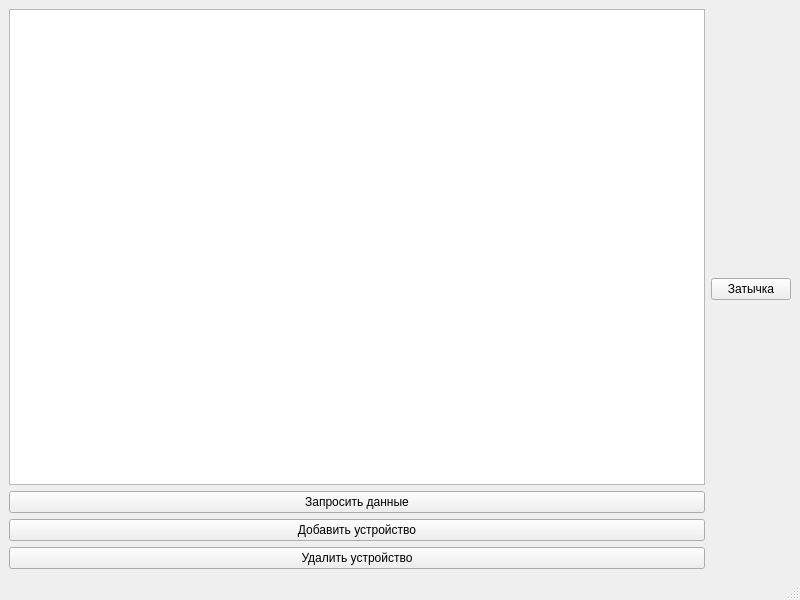
The window that MonitoringUI/mainwindow.ui (Demmarch/MonitoringTask) describes before a commit, drawn with Qt 5.
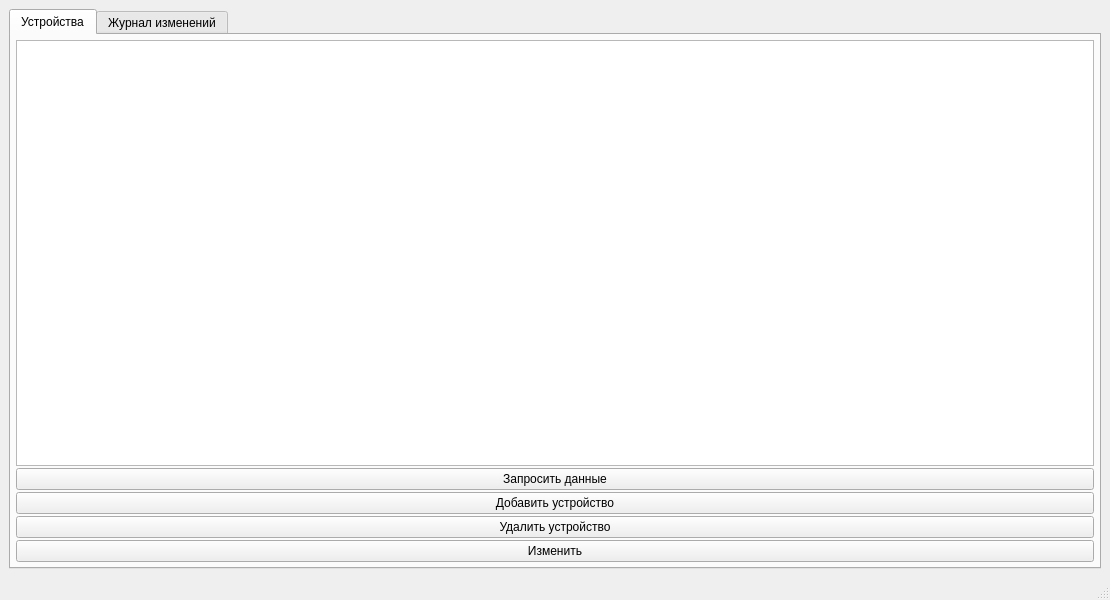
The same window after the commit.

```diff
--- a/MonitoringUI/mainwindow.ui
+++ b/MonitoringUI/mainwindow.ui
@@ -6,7 +6,7 @@
    <rect>
     <x>0</x>
     <y>0</y>
-    <width>800</width>
+    <width>1110</width>
     <height>600</height>
    </rect>
   </property>
@@ -14,13 +14,43 @@
    <string>Мониторинг</string>
   </property>
   <widget class="QWidget" name="centralwidget">
-   <layout class="QHBoxLayout" name="horizontalLayout_2">
-    <item>
-     <layout class="QHBoxLayout" name="horizontalLayout">
-      <item>
        <layout class="QVBoxLayout" name="verticalLayout">
         <item>
-         <widget class="QTableView" name="tblvwDevices"/>
+     <widget class="QTabWidget" name="tabWidget">
+      <property name="currentIndex">
+       <number>0</number>
+      </property>
+      <widget class="QWidget" name="tabDevice">
+       <attribute name="title">
+        <string>Устройства</string>
+       </attribute>
+       <layout class="QVBoxLayout" name="verticalLayout_4">
+        <property name="leftMargin">
+         <number>5</number>
+        </property>
+        <property name="topMargin">
+         <number>5</number>
+        </property>
+        <property name="rightMargin">
+         <number>5</number>
+        </property>
+        <property name="bottomMargin">
+         <number>5</number>
+        </property>
+        <item>
+         <layout class="QVBoxLayout" name="verticalLayout_3">
+          <property name="spacing">
+           <number>2</number>
+          </property>
+          <item>
+           <widget class="QTableView" name="tblvwDevices">
+            <property name="sizePolicy">
+             <sizepolicy hsizetype="Expanding" vsizetype="Preferred">
+              <horstretch>0</horstretch>
+              <verstretch>0</verstretch>
+             </sizepolicy>
+            </property>
+           </widget>
         </item>
         <item>
          <widget class="QPushButton" name="btnRequestDevices">
@@ -43,20 +73,35 @@
           </property>
          </widget>
         </item>
-       </layout>
-      </item>
       <item>
-       <layout class="QVBoxLayout" name="verticalLayout_2">
-        <item>
-         <widget class="QPushButton" name="btn">
+           <widget class="QPushButton" name="btnChangeDevice">
           <property name="text">
-           <string>Затычка</string>
+             <string>Изменить</string>
           </property>
          </widget>
         </item>
        </layout>
       </item>
      </layout>
+      </widget>
+      <widget class="QWidget" name="tabLogs">
+       <attribute name="title">
+        <string>Журнал изменений</string>
+       </attribute>
+       <layout class="QVBoxLayout" name="verticalLayout_6">
+        <item>
+         <widget class="QTableView" name="tblvwLog">
+          <property name="sizePolicy">
+           <sizepolicy hsizetype="Expanding" vsizetype="Expanding">
+            <horstretch>0</horstretch>
+            <verstretch>0</verstretch>
+           </sizepolicy>
+          </property>
+         </widget>
+        </item>
+       </layout>
+      </widget>
+     </widget>
     </item>
    </layout>
   </widget>
```
Left out of the diff: 2 changed lines with no effect on the pictures. Lines whose indentation alone changed are shown as unchanged.
